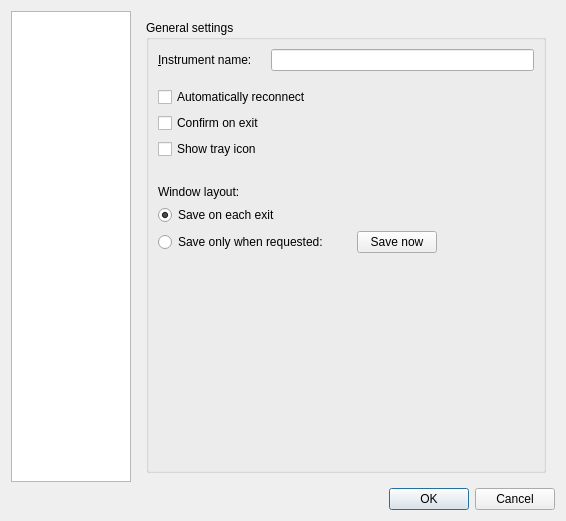
Above: nicos/clients/gui/dialogs/settings.ui from mlz-ictrl/nicos before the change. Below: the same form after it.
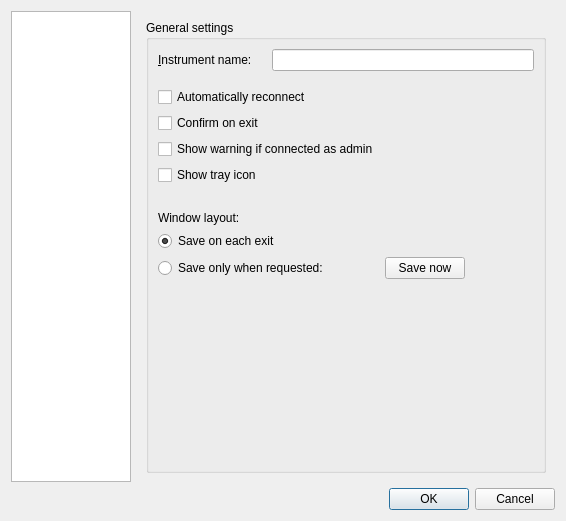
That is the form after the change.

Commit message:
[RFC] gui: show warning label when connected as admin.
Fixes: #1872

Diff of the .ui file:
```diff
--- a/nicos/clients/gui/dialogs/settings.ui
+++ b/nicos/clients/gui/dialogs/settings.ui
@@ -33,7 +33,23 @@
           <string>General settings</string>
          </property>
          <layout class="QGridLayout" name="gridLayout_3">
-          <item row="8" column="2">
+          <item row="6" column="0">
+           <spacer name="verticalSpacer_3">
+            <property name="orientation">
+             <enum>Qt::Vertical</enum>
+            </property>
+            <property name="sizeType">
+             <enum>QSizePolicy::Fixed</enum>
+            </property>
+            <property name="sizeHint" stdset="0">
+             <size>
+              <width>20</width>
+              <height>20</height>
+             </size>
+            </property>
+           </spacer>
+          </item>
+          <item row="9" column="2">
            <widget class="QPushButton" name="saveLayoutBtn">
             <property name="sizePolicy">
              <sizepolicy hsizetype="Fixed" vsizetype="Fixed">
@@ -46,7 +62,7 @@
             </property>
            </widget>
           </item>
-          <item row="9" column="0">
+          <item row="10" column="0">
            <spacer name="verticalSpacer_2">
             <property name="orientation">
              <enum>Qt::Vertical</enum>
@@ -59,23 +75,7 @@
             </property>
            </spacer>
           </item>
-          <item row="5" column="0">
-           <spacer name="verticalSpacer_3">
-            <property name="orientation">
-             <enum>Qt::Vertical</enum>
-            </property>
-            <property name="sizeType">
-             <enum>QSizePolicy::Fixed</enum>
-            </property>
-            <property name="sizeHint" stdset="0">
-             <size>
-              <width>20</width>
-              <height>20</height>
-             </size>
-            </property>
-           </spacer>
-          </item>
-          <item row="6" column="0">
+          <item row="7" column="0">
            <widget class="QLabel" name="label">
             <property name="text">
              <string>Window layout:</string>
@@ -108,7 +108,7 @@
             </property>
            </spacer>
           </item>
-          <item row="7" column="0" colspan="2">
+          <item row="8" column="0" colspan="2">
            <widget class="QRadioButton" name="autoSaveLayout">
             <property name="text">
              <string>Save on each exit</string>
@@ -118,7 +118,7 @@
             </property>
            </widget>
           </item>
-          <item row="8" column="0" colspan="2">
+          <item row="9" column="0" colspan="2">
            <widget class="QRadioButton" name="manualSaveLayout">
             <property name="text">
              <string>Save only when requested:       </string>
@@ -139,14 +139,14 @@
             </property>
            </widget>
           </item>
-          <item row="4" column="0">
+          <item row="5" column="0">
            <widget class="QCheckBox" name="showTrayIcon">
             <property name="text">
              <string>Show tray icon</string>
             </property>
            </widget>
           </item>
-          <item row="8" column="3">
+          <item row="9" column="3">
            <spacer name="horizontalSpacer">
             <property name="orientation">
              <enum>Qt::Horizontal</enum>
@@ -172,6 +172,13 @@
             </property>
            </widget>
           </item>
+          <item row="4" column="0" colspan="2">
+           <widget class="QCheckBox" name="warnWhenAdmin">
+            <property name="text">
+             <string>Show warning if connected as admin</string>
+            </property>
+           </widget>
+          </item>
          </layout>
         </widget>
        </item>
```
The commit also changes 6 other files.
